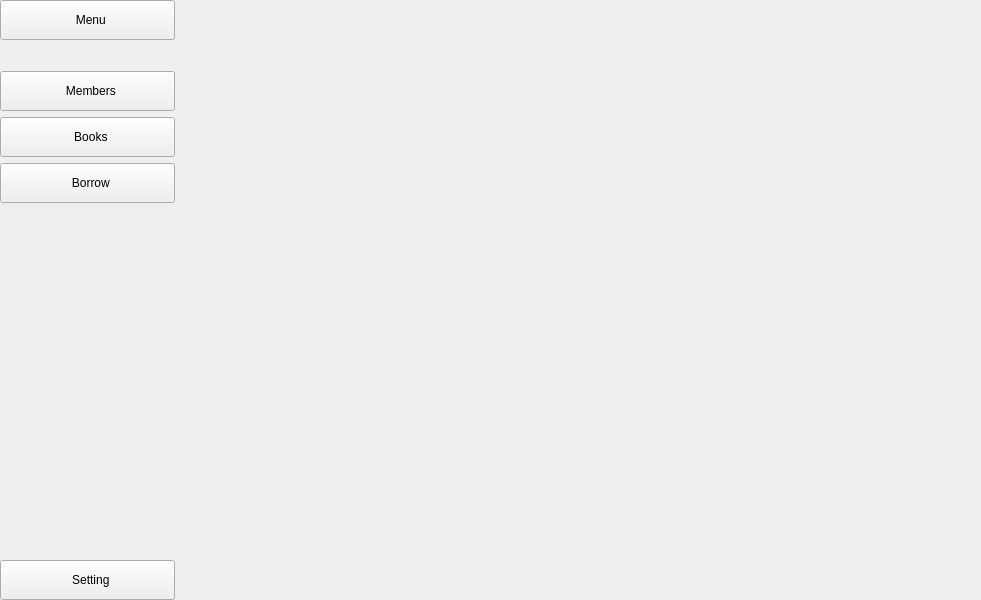
Ali-SZ/simple-library, file mainwindow.ui: the form before one commit.
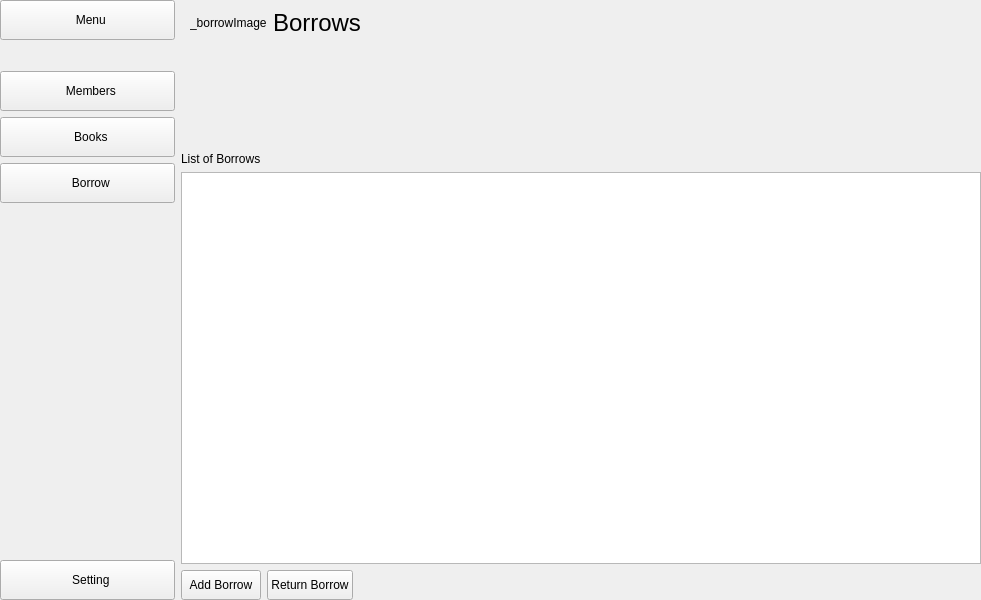
The form after the commit. The open tabs and pages were chosen to show the change.

Commit message: Borrow book page fixed add borrow button fixed edit button for members and books fixed size of borrow.png changer to 50X50 dialog boxed added for add, edit and delete buttons for members, books and borrows

What changed in the file:
```diff
--- a/mainwindow.ui
+++ b/mainwindow.ui
@@ -302,48 +302,17 @@
          </spacer>
         </item>
         <item>
-         <widget class="QWidget" name="widget_2" native="true">
-          <layout class="QHBoxLayout" name="horizontalLayout_3">
+         <widget class="QWidget" name="MembersSearchBox" native="true">
+          <layout class="QHBoxLayout" name="horizontalLayout_4">
            <item>
-            <widget class="QLabel" name="label">
+            <widget class="QLabel" name="label_2">
              <property name="text">
-              <string>Active Members: </string>
+              <string>Search:</string>
              </property>
             </widget>
            </item>
            <item>
-            <widget class="QLabel" name="ActiveMembersLable">
-             <property name="text">
-              <string>0</string>
-             </property>
-            </widget>
-           </item>
-           <item>
-            <spacer name="horizontalSpacer">
-             <property name="orientation">
-              <enum>Qt::Horizontal</enum>
-             </property>
-             <property name="sizeHint" stdset="0">
-              <size>
-               <width>486</width>
-               <height>20</height>
-              </size>
-             </property>
-            </spacer>
-           </item>
-           <item>
-            <widget class="QLabel" name="label_3">
-             <property name="text">
-              <string>Deactive Members: </string>
-             </property>
-            </widget>
-           </item>
-           <item>
-            <widget class="QLabel" name="DeactiveMembersLable">
-             <property name="text">
-              <string>0</string>
-             </property>
-            </widget>
+            <widget class="QLineEdit" name="lineEdit"/>
            </item>
           </layout>
          </widget>
@@ -647,7 +616,147 @@
         </item>
        </layout>
       </widget>
-      <widget class="QWidget" name="BorrowPage"/>
+      <widget class="QWidget" name="BorrowPage">
+       <layout class="QVBoxLayout" name="verticalLayout_2">
+        <property name="leftMargin">
+         <number>0</number>
+        </property>
+        <property name="topMargin">
+         <number>0</number>
+        </property>
+        <property name="rightMargin">
+         <number>0</number>
+        </property>
+        <property name="bottomMargin">
+         <number>0</number>
+        </property>
+        <item>
+         <widget class="QWidget" name="widget_8" native="true">
+          <layout class="QHBoxLayout" name="horizontalLayout_10">
+           <item>
+            <widget class="QLabel" name="BorrowsImage">
+             <property name="sizePolicy">
+              <sizepolicy hsizetype="Maximum" vsizetype="Preferred">
+               <horstretch>0</horstretch>
+               <verstretch>0</verstretch>
+              </sizepolicy>
+             </property>
+             <property name="text">
+              <string>_borrowImage</string>
+             </property>
+            </widget>
+           </item>
+           <item>
+            <widget class="QLabel" name="label_7">
+             <property name="sizePolicy">
+              <sizepolicy hsizetype="Preferred" vsizetype="Preferred">
+               <horstretch>0</horstretch>
+               <verstretch>0</verstretch>
+              </sizepolicy>
+             </property>
+             <property name="font">
+              <font>
+               <pointsize>18</pointsize>
+              </font>
+             </property>
+             <property name="text">
+              <string>Borrows</string>
+             </property>
+            </widget>
+           </item>
+          </layout>
+         </widget>
+        </item>
+        <item>
+         <spacer name="verticalSpacer_5">
+          <property name="orientation">
+           <enum>Qt::Vertical</enum>
+          </property>
+          <property name="sizeType">
+           <enum>QSizePolicy::Fixed</enum>
+          </property>
+          <property name="sizeHint" stdset="0">
+           <size>
+            <width>20</width>
+            <height>100</height>
+           </size>
+          </property>
+         </spacer>
+        </item>
+        <item>
+         <widget class="QLabel" name="label">
+          <property name="text">
+           <string>List of Borrows</string>
+          </property>
+         </widget>
+        </item>
+        <item>
+         <widget class="QTableView" name="BorrowsTableView"/>
+        </item>
+        <item>
+         <widget class="QWidget" name="widget_2" native="true">
+          <property name="sizePolicy">
+           <sizepolicy hsizetype="Maximum" vsizetype="Preferred">
+            <horstretch>0</horstretch>
+            <verstretch>0</verstretch>
+           </sizepolicy>
+          </property>
+          <layout class="QHBoxLayout" name="horizontalLayout_3">
+           <property name="leftMargin">
+            <number>0</number>
+           </property>
+           <property name="topMargin">
+            <number>0</number>
+           </property>
+           <property name="rightMargin">
+            <number>0</number>
+           </property>
+           <property name="bottomMargin">
+            <number>0</number>
+           </property>
+           <item>
+            <widget class="QPushButton" name="AddBorrowButton">
+             <property name="sizePolicy">
+              <sizepolicy hsizetype="Maximum" vsizetype="Fixed">
+               <horstretch>0</horstretch>
+               <verstretch>0</verstretch>
+              </sizepolicy>
+             </property>
+             <property name="minimumSize">
+              <size>
+               <width>0</width>
+               <height>30</height>
+              </size>
+             </property>
+             <property name="text">
+              <string>Add Borrow</string>
+             </property>
+            </widget>
+           </item>
+           <item>
+            <widget class="QPushButton" name="ReturnBorrowButton">
+             <property name="sizePolicy">
+              <sizepolicy hsizetype="Maximum" vsizetype="Fixed">
+               <horstretch>0</horstretch>
+               <verstretch>0</verstretch>
+              </sizepolicy>
+             </property>
+             <property name="minimumSize">
+              <size>
+               <width>0</width>
+               <height>30</height>
+              </size>
+             </property>
+             <property name="text">
+              <string>Return Borrow</string>
+             </property>
+            </widget>
+           </item>
+          </layout>
+         </widget>
+        </item>
+       </layout>
+      </widget>
      </widget>
     </item>
    </layout>
```
Left out of the diff: 18 changed lines with no effect on the pictures. The commit also changes 11 other files.
